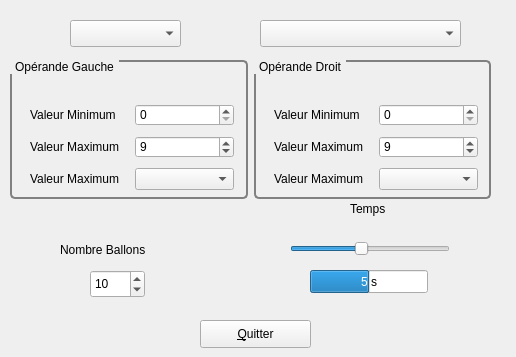
Txikilinux/leterrier-calculment, file editeur.ui: the form before one commit.
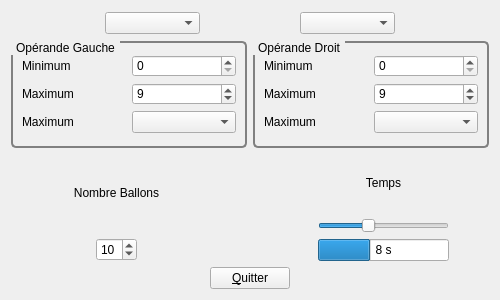
The form after the commit.

What changed in the file:
```diff
--- a/editeur.ui
+++ b/editeur.ui
@@ -6,14 +6,14 @@
    <rect>
     <x>0</x>
     <y>0</y>
-    <width>516</width>
-    <height>357</height>
+    <width>500</width>
+    <height>300</height>
    </rect>
   </property>
   <property name="minimumSize">
    <size>
-    <width>20</width>
-    <height>30</height>
+    <width>300</width>
+    <height>200</height>
    </size>
   </property>
   <property name="windowTitle">
@@ -22,44 +22,85 @@
   <property name="autoFillBackground">
    <bool>true</bool>
   </property>
-  <widget class="QLabel" name="lblVitesse">
-   <property name="geometry">
-    <rect>
-     <x>350</x>
-     <y>200</y>
-     <width>48</width>
-     <height>18</height>
-    </rect>
-   </property>
-   <property name="text">
-    <string>Temps</string>
-   </property>
-  </widget>
+  <layout class="QGridLayout" name="gridLayout_5">
+   <item row="0" column="0">
+    <layout class="QVBoxLayout" name="verticalLayout_2">
+     <item>
+      <layout class="QHBoxLayout" name="horizontalLayout_3">
+       <item>
+        <spacer name="horizontalSpacer_7">
+         <property name="orientation">
+          <enum>Qt::Horizontal</enum>
+         </property>
+         <property name="sizeHint" stdset="0">
+          <size>
+           <width>89</width>
+           <height>24</height>
+          </size>
+         </property>
+        </spacer>
+       </item>
+       <item>
   <widget class="QComboBox" name="cbNiveau">
-   <property name="geometry">
-    <rect>
-     <x>70</x>
-     <y>20</y>
-     <width>111</width>
-     <height>27</height>
-    </rect>
-   </property>
-  </widget>
-  <widget class="QWidget" name="layoutWidget">
-   <property name="geometry">
-    <rect>
-     <x>10</x>
-     <y>60</y>
-     <width>481</width>
-     <height>139</height>
-    </rect>
-   </property>
+         <property name="sizePolicy">
+          <sizepolicy hsizetype="MinimumExpanding" vsizetype="Fixed">
+           <horstretch>0</horstretch>
+           <verstretch>0</verstretch>
+          </sizepolicy>
+         </property>
+        </widget>
+       </item>
+       <item>
+        <spacer name="horizontalSpacer_6">
+         <property name="orientation">
+          <enum>Qt::Horizontal</enum>
+         </property>
+         <property name="sizeHint" stdset="0">
+          <size>
+           <width>89</width>
+           <height>24</height>
+          </size>
+         </property>
+        </spacer>
+       </item>
+       <item>
+        <widget class="QComboBox" name="cbOperation">
+         <property name="sizePolicy">
+          <sizepolicy hsizetype="MinimumExpanding" vsizetype="Fixed">
+           <horstretch>0</horstretch>
+           <verstretch>0</verstretch>
+          </sizepolicy>
+         </property>
+        </widget>
+       </item>
+       <item>
+        <spacer name="horizontalSpacer_8">
+         <property name="orientation">
+          <enum>Qt::Horizontal</enum>
+         </property>
+         <property name="sizeHint" stdset="0">
+          <size>
+           <width>89</width>
+           <height>24</height>
+          </size>
+         </property>
+        </spacer>
+       </item>
+      </layout>
+     </item>
+     <item>
    <layout class="QGridLayout" name="gridLayout_3" rowstretch="0">
     <property name="sizeConstraint">
      <enum>QLayout::SetMinimumSize</enum>
     </property>
     <item row="0" column="0">
      <widget class="QGroupBox" name="gbNbGauche">
+         <property name="sizePolicy">
+          <sizepolicy hsizetype="MinimumExpanding" vsizetype="Preferred">
+           <horstretch>0</horstretch>
+           <verstretch>0</verstretch>
+          </sizepolicy>
+         </property>
       <property name="styleSheet">
        <string> QGroupBox {
      background-color: qlineargradient(x1: 0, y1: 0, x2: 0, y2: 1,
@@ -78,20 +119,13 @@
       <property name="title">
        <string>Opérande Gauche</string>
       </property>
-      <widget class="QWidget" name="layoutWidget">
-       <property name="geometry">
-        <rect>
-         <x>20</x>
-         <y>40</y>
-         <width>204</width>
-         <height>97</height>
-        </rect>
-       </property>
+         <layout class="QGridLayout" name="gridLayout_7">
+          <item row="0" column="0">
        <layout class="QGridLayout" name="gridLayout">
         <item row="0" column="0">
          <widget class="QLabel" name="lblGMin">
           <property name="text">
-           <string>Valeur Minimum</string>
+               <string>Minimum</string>
           </property>
          </widget>
         </item>
@@ -105,7 +139,7 @@
         <item row="1" column="0">
          <widget class="QLabel" name="lblGMax">
           <property name="text">
-           <string>Valeur Maximum</string>
+               <string>Maximum</string>
           </property>
          </widget>
         </item>
@@ -125,16 +159,23 @@
         <item row="2" column="0">
          <widget class="QLabel" name="lblGMax_2">
           <property name="text">
-           <string>Valeur Maximum</string>
+               <string>Maximum</string>
           </property>
          </widget>
         </item>
        </layout>
-      </widget>
+          </item>
+         </layout>
      </widget>
     </item>
     <item row="0" column="1">
      <widget class="QGroupBox" name="gbNbDroite">
+         <property name="sizePolicy">
+          <sizepolicy hsizetype="MinimumExpanding" vsizetype="Preferred">
+           <horstretch>0</horstretch>
+           <verstretch>0</verstretch>
+          </sizepolicy>
+         </property>
       <property name="styleSheet">
        <string> QGroupBox {
      background-color: qlineargradient(x1: 0, y1: 0, x2: 0, y2: 1,
@@ -153,20 +194,13 @@
       <property name="title">
        <string>Opérande Droit</string>
       </property>
-      <widget class="QWidget" name="layoutWidget">
-       <property name="geometry">
-        <rect>
-         <x>20</x>
-         <y>40</y>
-         <width>204</width>
-         <height>97</height>
-        </rect>
-       </property>
+         <layout class="QGridLayout" name="gridLayout_8">
+          <item row="0" column="0">
        <layout class="QGridLayout" name="gridLayout_2">
         <item row="0" column="0">
          <widget class="QLabel" name="lblDMin">
           <property name="text">
-           <string>Valeur Minimum</string>
+               <string>Minimum</string>
           </property>
          </widget>
         </item>
@@ -180,7 +214,7 @@
         <item row="1" column="0">
          <widget class="QLabel" name="lblDMax">
           <property name="text">
-           <string>Valeur Maximum</string>
+               <string>Maximum</string>
           </property>
          </widget>
         </item>
@@ -200,115 +234,205 @@
         <item row="2" column="0">
          <widget class="QLabel" name="lblDMax_2">
           <property name="text">
-           <string>Valeur Maximum</string>
+               <string>Maximum</string>
           </property>
          </widget>
         </item>
        </layout>
-      </widget>
-     </widget>
-    </item>
-   </layout>
-  </widget>
+          </item>
+         </layout>
+        </widget>
+       </item>
+      </layout>
+     </item>
+     <item>
+      <layout class="QHBoxLayout" name="horizontalLayout_2">
+       <item>
+        <spacer name="horizontalSpacer_10">
+         <property name="orientation">
+          <enum>Qt::Horizontal</enum>
+         </property>
+         <property name="sizeType">
+          <enum>QSizePolicy::Minimum</enum>
+         </property>
+         <property name="sizeHint" stdset="0">
+          <size>
+           <width>40</width>
+           <height>20</height>
+          </size>
+         </property>
+        </spacer>
+       </item>
+       <item>
+        <layout class="QGridLayout" name="gridLayout_4">
+         <item row="0" column="0" colspan="3">
+          <widget class="QLabel" name="lblNombreBallons">
+           <property name="text">
+            <string>Nombre Ballons</string>
+           </property>
+           <property name="alignment">
+            <set>Qt::AlignCenter</set>
+           </property>
+          </widget>
+         </item>
+         <item row="1" column="0">
+          <spacer name="horizontalSpacer">
+           <property name="orientation">
+            <enum>Qt::Horizontal</enum>
+           </property>
+           <property name="sizeHint" stdset="0">
+            <size>
+             <width>18</width>
+             <height>20</height>
+            </size>
+           </property>
+          </spacer>
+         </item>
+         <item row="1" column="1">
+          <widget class="QSpinBox" name="spbNombreBallons">
+           <property name="wrapping">
+            <bool>true</bool>
+           </property>
+           <property name="minimum">
+            <number>1</number>
+           </property>
+           <property name="maximum">
+            <number>20</number>
+           </property>
+           <property name="value">
+            <number>10</number>
+           </property>
+          </widget>
+         </item>
+         <item row="1" column="2">
+          <spacer name="horizontalSpacer_2">
+           <property name="orientation">
+            <enum>Qt::Horizontal</enum>
+           </property>
+           <property name="sizeHint" stdset="0">
+            <size>
+             <width>18</width>
+             <height>20</height>
+            </size>
+           </property>
+          </spacer>
+         </item>
+        </layout>
+       </item>
+       <item>
+        <spacer name="horizontalSpacer_9">
+         <property name="orientation">
+          <enum>Qt::Horizontal</enum>
+         </property>
+         <property name="sizeHint" stdset="0">
+          <size>
+           <width>40</width>
+           <height>20</height>
+          </size>
+         </property>
+        </spacer>
+       </item>
+       <item>
+        <layout class="QVBoxLayout" name="verticalLayout">
+         <item>
+          <widget class="QLabel" name="lblVitesse">
+           <property name="text">
+            <string>Temps</string>
+           </property>
+           <property name="alignment">
+            <set>Qt::AlignCenter</set>
+           </property>
+          </widget>
+         </item>
+         <item>
   <widget class="QSlider" name="sldVitesse">
-   <property name="geometry">
-    <rect>
-     <x>290</x>
-     <y>240</y>
-     <width>160</width>
-     <height>17</height>
-    </rect>
-   </property>
    <property name="minimum">
     <number>1</number>
    </property>
    <property name="maximum">
-    <number>10</number>
+            <number>20</number>
    </property>
    <property name="value">
-    <number>5</number>
+            <number>8</number>
    </property>
    <property name="orientation">
     <enum>Qt::Horizontal</enum>
    </property>
   </widget>
+         </item>
+         <item>
   <widget class="QProgressBar" name="pbVitesse">
-   <property name="geometry">
-    <rect>
-     <x>310</x>
-     <y>270</y>
-     <width>118</width>
-     <height>23</height>
-    </rect>
-   </property>
    <property name="maximum">
-    <number>10</number>
+            <number>20</number>
    </property>
    <property name="value">
-    <number>5</number>
+            <number>8</number>
    </property>
    <property name="format">
     <string>%v s</string>
    </property>
   </widget>
+         </item>
+        </layout>
+       </item>
+       <item>
+        <spacer name="horizontalSpacer_5">
+         <property name="orientation">
+          <enum>Qt::Horizontal</enum>
+         </property>
+         <property name="sizeType">
+          <enum>QSizePolicy::Minimum</enum>
+         </property>
+         <property name="sizeHint" stdset="0">
+          <size>
+           <width>40</width>
+           <height>20</height>
+          </size>
+         </property>
+        </spacer>
+       </item>
+      </layout>
+     </item>
+     <item>
+      <layout class="QHBoxLayout" name="horizontalLayout">
+       <item>
+        <spacer name="horizontalSpacer_3">
+         <property name="orientation">
+          <enum>Qt::Horizontal</enum>
+         </property>
+         <property name="sizeHint" stdset="0">
+          <size>
+           <width>40</width>
+           <height>20</height>
+          </size>
+         </property>
+        </spacer>
+       </item>
+       <item>
   <widget class="QPushButton" name="btnQuitter">
-   <property name="geometry">
-    <rect>
-     <x>200</x>
-     <y>320</y>
-     <width>111</width>
-     <height>28</height>
-    </rect>
-   </property>
    <property name="text">
     <string>&amp;Quitter</string>
    </property>
   </widget>
-  <widget class="QComboBox" name="cbOperation">
-   <property name="geometry">
-    <rect>
-     <x>260</x>
-     <y>20</y>
-     <width>201</width>
-     <height>27</height>
-    </rect>
-   </property>
-  </widget>
-  <widget class="QSpinBox" name="spbNombreBallons">
-   <property name="geometry">
-    <rect>
-     <x>90</x>
-     <y>270</y>
-     <width>55</width>
-     <height>28</height>
-    </rect>
-   </property>
-   <property name="wrapping">
-    <bool>true</bool>
-   </property>
-   <property name="minimum">
-    <number>1</number>
-   </property>
-   <property name="maximum">
-    <number>20</number>
-   </property>
-   <property name="value">
-    <number>10</number>
-   </property>
-  </widget>
-  <widget class="QLabel" name="lblNombreBallons">
-   <property name="geometry">
-    <rect>
-     <x>60</x>
-     <y>240</y>
-     <width>111</width>
+       </item>
+       <item>
+        <spacer name="horizontalSpacer_4">
+         <property name="orientation">
+          <enum>Qt::Horizontal</enum>
+         </property>
+         <property name="sizeHint" stdset="0">
+          <size>
+           <width>40</width>
      <height>20</height>
-    </rect>
-   </property>
-   <property name="text">
-    <string>Nombre Ballons</string>
-   </property>
-  </widget>
+          </size>
+         </property>
+        </spacer>
+       </item>
+      </layout>
+     </item>
+    </layout>
+   </item>
+  </layout>
  </widget>
  <tabstops>
   <tabstop>spbGMin</tabstop>
```
Left out of the diff: 1 changed line with no effect on the pictures. Lines whose indentation alone changed are shown as unchanged.
